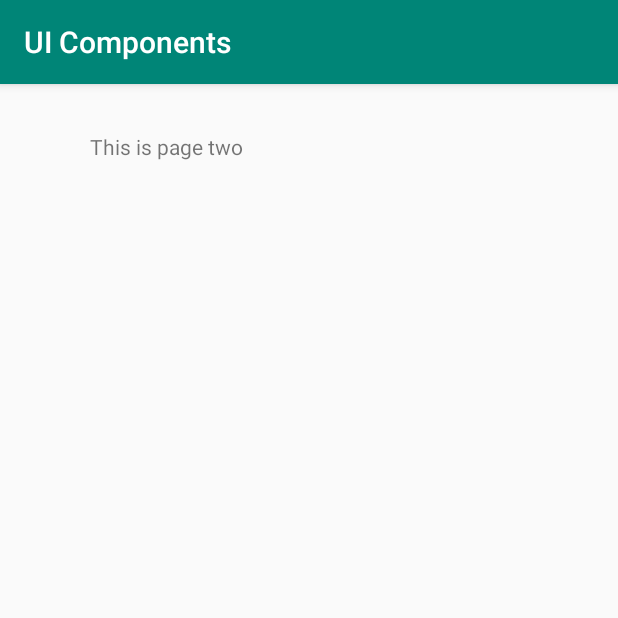
After one commit to KnightsTiger/UIComponents, an Android app: the PageTwo screen opened directly, with no data from a screen before it, on a phone screen of 412 x 824 dp, the top half of it. The commit adds this screen. Run offline under Robolectric (Android 15) with nearby library versions, the phone set to English and light mode, and no system bars.

```diff
--- a/app/build.gradle
+++ b/app/build.gradle
@@ -25,4 +25,5 @@ dependencies {
     testImplementation 'junit:junit:4.12'
     androidTestImplementation 'com.android.support.test:runner:1.0.2'
     androidTestImplementation 'com.android.support.test.espresso:espresso-core:3.0.2'
+    implementation 'com.android.support:design:28.0.0'
 }
--- a/app/src/main/AndroidManifest.xml
+++ b/app/src/main/AndroidManifest.xml
@@ -16,6 +16,7 @@
                 <category android:name="android.intent.category.LAUNCHER" />
             </intent-filter>
         </activity>
+        <activity android:name=".PageTwo"></activity>
     </application>
 
 </manifest>
--- /dev/null
+++ b/app/src/main/java/com/example/knight/uicomponents/PageTwo.java
@@ -0,0 +1,13 @@
+package com.example.knight.uicomponents;
+
+import android.support.v7.app.AppCompatActivity;
+import android.os.Bundle;
+
+public class PageTwo extends AppCompatActivity {
+
+    @Override
+    protected void onCreate(Bundle savedInstanceState) {
+        super.onCreate(savedInstanceState);
+        setContentView(R.layout.activity_page_two);
+    }
+}
--- /dev/null
+++ b/app/src/main/res/layout/activity_page_two.xml
@@ -0,0 +1,18 @@
+<?xml version="1.0" encoding="utf-8"?>
+<android.support.constraint.ConstraintLayout xmlns:android="http://schemas.android.com/apk/res/android"
+    xmlns:app="http://schemas.android.com/apk/res-auto"
+    xmlns:tools="http://schemas.android.com/tools"
+    android:layout_width="match_parent"
+    android:layout_height="match_parent"
+    tools:context=".PageTwo">
+
+    <TextView
+        android:id="@+id/textView2"
+        android:layout_width="wrap_content"
+        android:layout_height="wrap_content"
+        android:layout_marginStart="60dp"
+        android:layout_marginTop="32dp"
+        android:text="@string/this_is_page_two"
+        app:layout_constraintStart_toStartOf="parent"
+        app:layout_constraintTop_toTopOf="parent" />
+</android.support.constraint.ConstraintLayout>
```
Also changed, not shown: app/src/main/java/com/example/knight/uicomponents/MainActivity.java (+13 -1 lines), app/src/main/res/layout/activity_main.xml (+63 -2 lines), app/src/main/res/values/strings.xml (+7 -0 lines), 3 other files.
